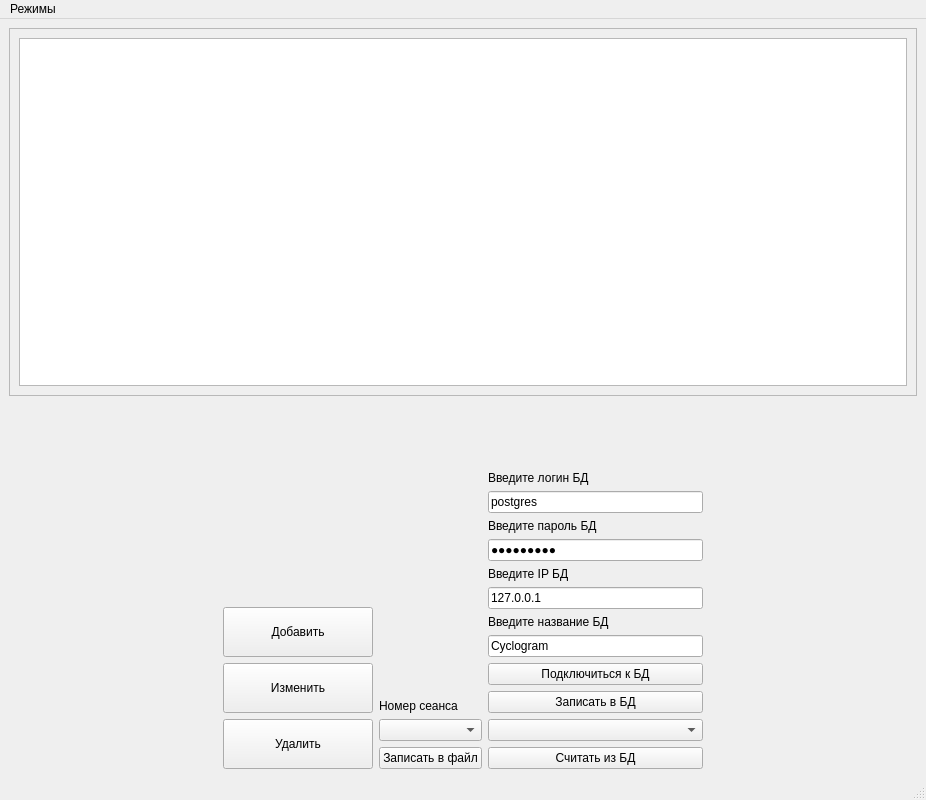
Old version of the form mainwindow.ui in the repository Timur965/Practica.
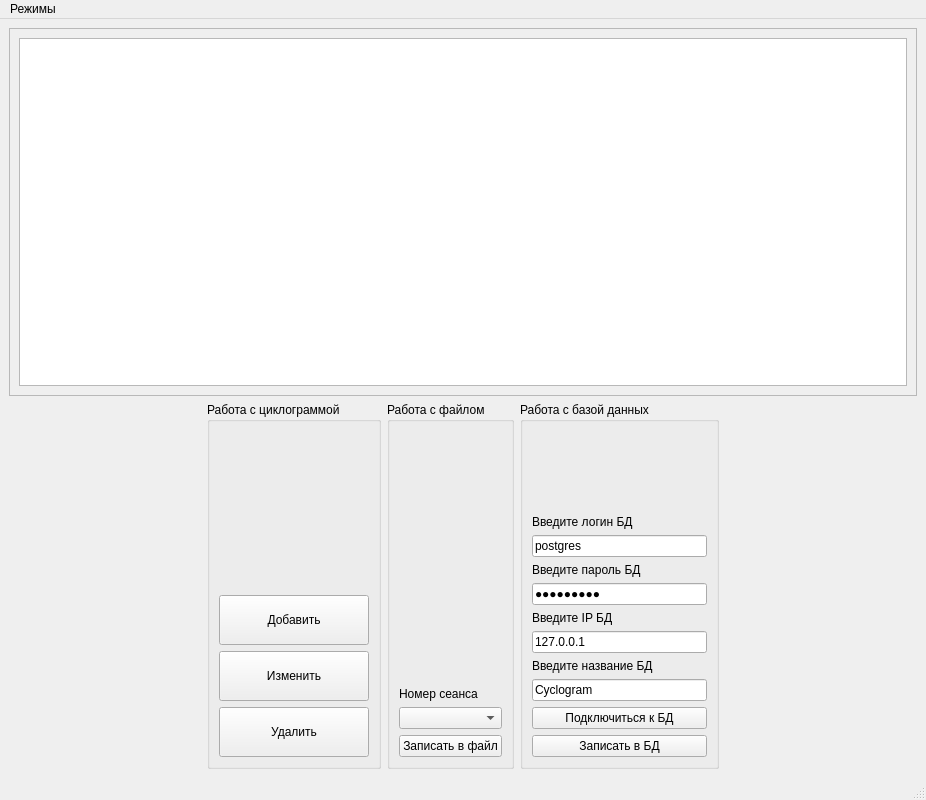
New version of the form. Icons and pictures are not drawn.

```diff
--- a/mainwindow.ui
+++ b/mainwindow.ui
@@ -86,6 +86,12 @@
       <item>
        <layout class="QVBoxLayout" name="verticalLayout_2">
         <item>
+         <widget class="QGroupBox" name="groupBox">
+          <property name="title">
+           <string>Работа с циклограммой</string>
+          </property>
+          <layout class="QVBoxLayout" name="verticalLayout">
+           <item>
          <spacer name="verticalSpacer_6">
           <property name="orientation">
            <enum>Qt::Vertical</enum>
@@ -93,7 +99,7 @@
           <property name="sizeHint" stdset="0">
            <size>
             <width>20</width>
-            <height>40</height>
+               <height>142</height>
            </size>
           </property>
          </spacer>
@@ -138,10 +144,19 @@
          </widget>
         </item>
        </layout>
+         </widget>
+        </item>
+       </layout>
       </item>
       <item>
        <layout class="QVBoxLayout" name="verticalLayout_5">
         <item>
+         <widget class="QGroupBox" name="groupBox_2">
+          <property name="title">
+           <string>Работа с файлом</string>
+          </property>
+          <layout class="QVBoxLayout" name="verticalLayout_4">
+           <item>
          <spacer name="verticalSpacer_7">
           <property name="orientation">
            <enum>Qt::Vertical</enum>
@@ -172,10 +187,19 @@
          </widget>
         </item>
        </layout>
+         </widget>
+        </item>
+       </layout>
       </item>
       <item>
        <layout class="QVBoxLayout" name="verticalLayout_7">
         <item>
+         <widget class="QGroupBox" name="groupBox_3">
+          <property name="title">
+           <string>Работа с базой данных</string>
+          </property>
+          <layout class="QVBoxLayout" name="verticalLayout_6">
+           <item>
          <spacer name="verticalSpacer_4">
           <property name="orientation">
            <enum>Qt::Vertical</enum>
@@ -261,24 +285,7 @@
           </property>
          </widget>
         </item>
-        <item>
-         <widget class="QComboBox" name="DateTimeOutBD">
-          <property name="enabled">
-           <bool>true</bool>
-          </property>
-          <property name="minimumSize">
-           <size>
-            <width>200</width>
-            <height>0</height>
-           </size>
-          </property>
-         </widget>
-        </item>
-        <item>
-         <widget class="QPushButton" name="OutputDB">
-          <property name="text">
-           <string>Считать из БД</string>
-          </property>
+          </layout>
          </widget>
         </item>
        </layout>
```
Lines whose indentation alone changed are shown as unchanged.
